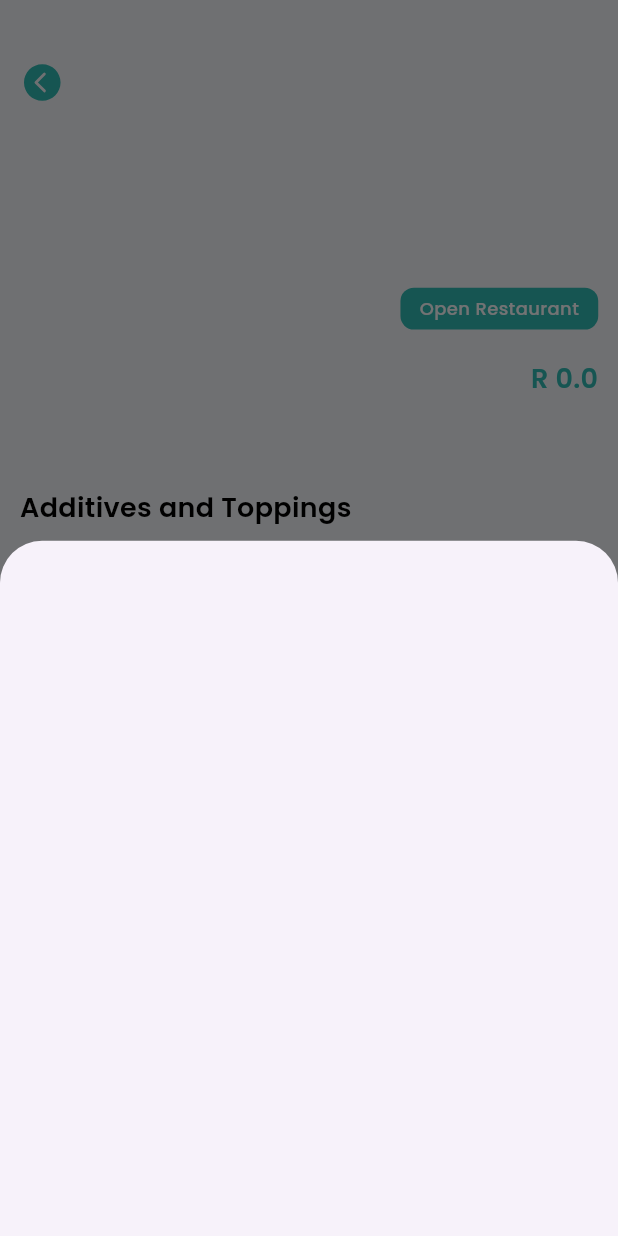
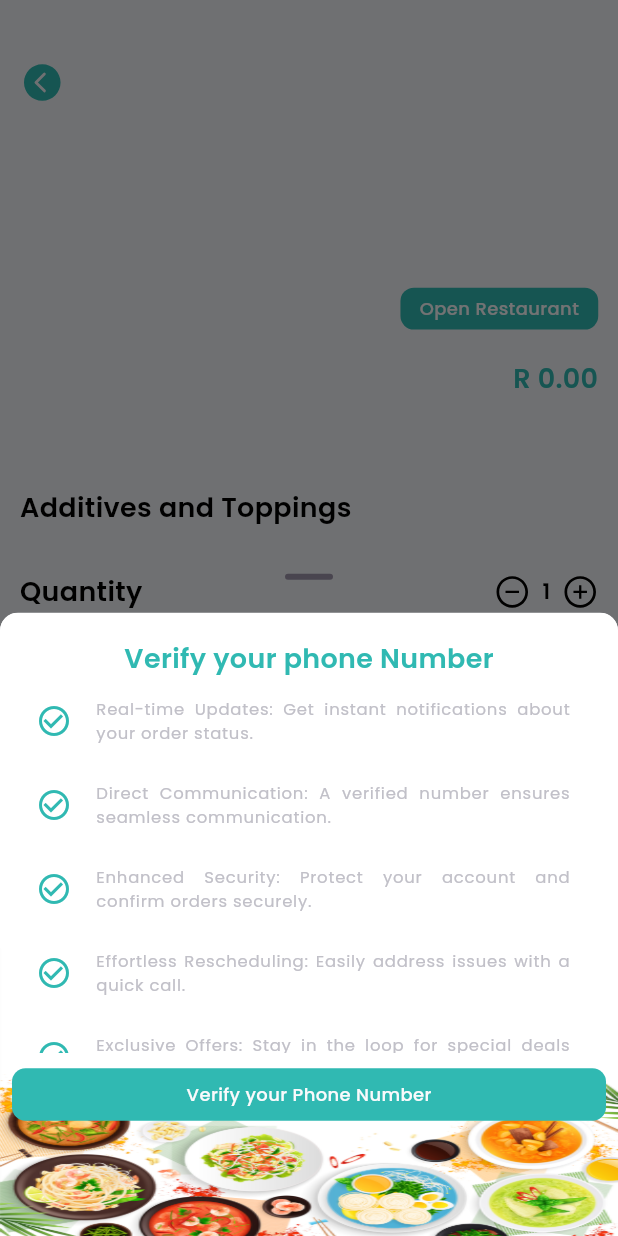
Before and after one commit to MhlengiNgubane/soeasy-flutter, a Flutter app: the FoodPage screen opened directly with empty values, after a tap on "place Order", on a phone screen of 412 x 824 dp. Run offline on Flutter 3.47's test engine with Material 3 defaults, Android fonts, the phone set to English and light mode, and no system bars; our stand-ins replace flutter_hooks, flutter_rating_bar, flutter_screenutil, flutter_vector_icons, get, google_fonts and 2 more; missing offline and left inert: phone_otp_verification; network calls fail.

Commit message:
Phone verification page

```diff
--- a/lib/constants/constants.dart
+++ b/lib/constants/constants.dart
@@ -21,3 +21,11 @@ double height = 825.h;
 double width = 375.w;
 
 const String appBaseUrl = "http://10.0.2.2:6013";
+
+final List<String> verificationReasons = [
+  'Real-time Updates: Get instant notifications about your order status.',
+  'Direct Communication: A verified number ensures seamless communication.',
+  'Enhanced Security: Protect your account and confirm orders securely.',
+  'Effortless Rescheduling: Easily address issues with a quick call.',
+  'Exclusive Offers: Stay in the loop for special deals and promotions.'
+];
--- /dev/null
+++ b/lib/views/auth/phone_verification_page.dart
@@ -0,0 +1,31 @@
+import 'package:flutter/material.dart';
+import 'package:phone_otp_verification/phone_verification.dart';
+import 'package:soeasy/common/app_style.dart';
+import 'package:soeasy/constants/constants.dart';
+
+class PhoneVerificationPage extends StatelessWidget {
+  const PhoneVerificationPage({super.key});
+
+  @override
+  Widget build(BuildContext context) {
+    return PhoneVerification(
+      isFirstPage: false,
+      enableLogo: false,
+      themeColor: kPrimary,
+      backgroundColor: kLightWhite,
+      initialPageText: "Verify Phone Number",
+      initialPageTextStyle: appStyle(
+        20,
+        kPrimary,
+        FontWeight.bold,
+      ),
+      textColor: kDark,
+      onSend: (String value) {
+        print('Phone number: $value');
+      },
+      onVerification: (String value) {
+        print('OTP: $value');
+      },
+    );
+  }
+}
--- a/lib/views/food/food_page.dart
+++ b/lib/views/food/food_page.dart
@@ -14,6 +14,7 @@ import 'package:soeasy/constants/constants.dart';
 import 'package:soeasy/controllers/foods_controller.dart';
 import 'package:soeasy/hooks/fetch_restaurant.dart';
 import 'package:soeasy/models/foods_model.dart';
+import 'package:soeasy/views/auth/phone_verification_page.dart';
 import 'package:soeasy/views/restaurant/restaurant_page.dart';
 
 class FoodPage extends StatefulHookWidget {
@@ -131,7 +132,8 @@ class _FoodPageState extends State<FoodPage> {
                     ),
                     Obx(
                       () => ReusableText(
-                        text: "R ${widget.food.price * controller.count.value}",
+                        text:
+                            "R ${(widget.food.price * controller.count.value).toStringAsFixed(2)}",
                         style: appStyle(18, kPrimary, FontWeight.w600),
                       ),
                     ),
@@ -256,7 +258,7 @@ class _FoodPageState extends State<FoodPage> {
                   ],
                 ),
                 SizedBox(
-                  height: 15.h,
+                  height: 20.h,
                 ),
                 ReusableText(
                   text: "Preferences",
@@ -322,9 +324,73 @@ class _FoodPageState extends State<FoodPage> {
   Future<dynamic> showVerificationSheet(BuildContext context) {
     return showModalBottomSheet(
       context: context,
+      backgroundColor: Colors.transparent,
+      showDragHandle: true,
       builder: (BuildContext context) {
         return Container(
-          height: 525.h,
+          height: 500.h,
+          width: width,
+          decoration: BoxDecoration(
+            image: const DecorationImage(
+              image: AssetImage("assets/images/restaurant_bk.png"),
+              fit: BoxFit.fill,
+            ),
+            color: kLightWhite,
+            borderRadius: BorderRadius.only(
+              topLeft: Radius.circular(12.r),
+              topRight: Radius.circular(12.r),
+            ),
+          ),
+          child: Padding(
+            padding: EdgeInsets.all(8.h),
+            child: Column(
+              crossAxisAlignment: CrossAxisAlignment.center,
+              children: [
+                SizedBox(
+                  height: 10.h,
+                ),
+                ReusableText(
+                  text: "Verify your phone Number",
+                  style: appStyle(18, kPrimary, FontWeight.w600),
+                ),
+                SizedBox(
+                  height: 250.h,
+                  // Remove SingleChildScrollView if you sort the pixel issue
+                  child: SingleChildScrollView(
+                    child: Column(
+                      children: List.generate(
+                        verificationReasons.length,
+                        (index) {
+                          return ListTile(
+                            leading: const Icon(
+                              Icons.check_circle_outline,
+                              color: kPrimary,
+                            ),
+                            title: Text(
+                              verificationReasons[index],
+                              textAlign: TextAlign.justify,
+                              style:
+                                  appStyle(11, kGrayLight, FontWeight.normal),
+                            ),
+                          );
+                        },
+                      ),
+                    ),
+                  ),
+                ),
+                SizedBox(
+                  height: 10.h,
+                ),
+                CustomButton(
+                  text: "Verify your Phone Number",
+                  btnHeight: 35.h,
+                  onTap: () {
+                    Get.to(() => const PhoneVerificationPage());
+                  },
+                ),
+              ],
+            ),
+          ),
         );
       },
     );
--- a/lib/views/home/home_page.dart
+++ b/lib/views/home/home_page.dart
@@ -74,7 +74,6 @@ class HomePage extends StatelessWidget {
                                 duration: const Duration(milliseconds: 900));
                           },
                         ),
-
                         const CategoryFoodsList()
                       ],
                     )),
--- a/pubspec.yaml
+++ b/pubspec.yaml
@@ -39,6 +39,7 @@ dependencies:
   firebase_auth: ^4.15.2
   firebase_core: ^2.24.2
   country_picker: ^2.0.23
+  phone_otp_verification: ^1.0.3
 
 
 dev_dependencies:
```
Also changed, not shown: pubspec.lock.
